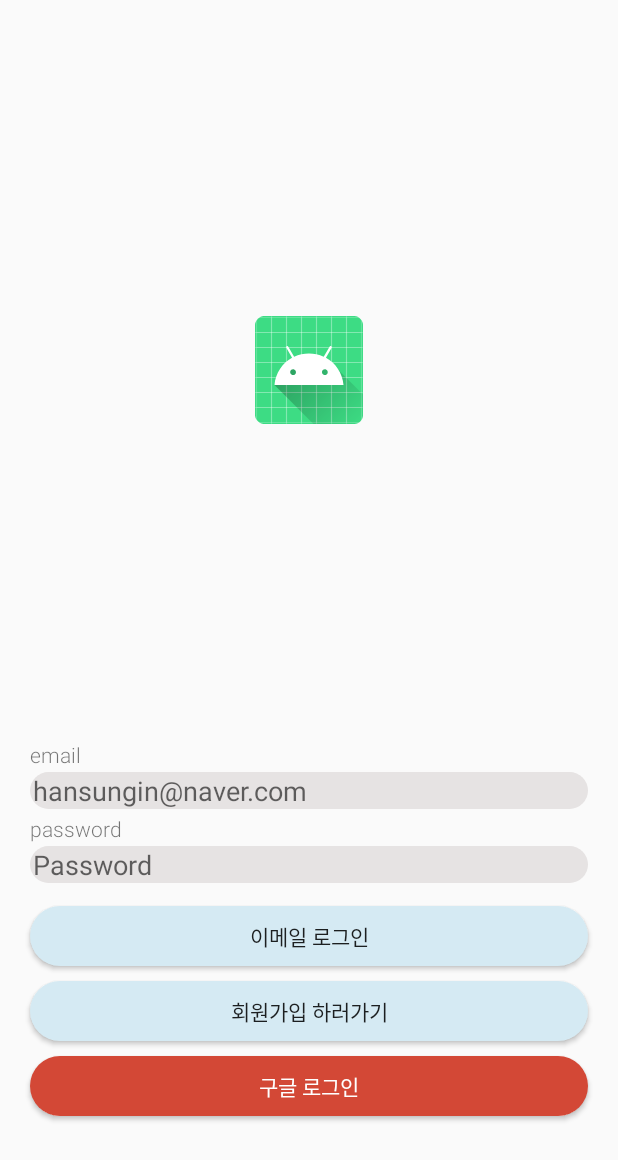
After one commit to 2020CapstoneDesign-Demap/DeMap, an Android app: the layout activity_login.xml on its own in the app's theme, with its tools: preview values and no code run, on a phone screen of 412 x 824 dp. The commit adds this screen. Shown: the top 1160 px of the screen. Run offline under Robolectric (Android 15) with nearby library versions, the phone set to English and light mode, and no system bars.

Commit message:
login di, ui 구현

```diff
--- a/app/src/main/java/kr/ac/hansung/demap/di/presenterModule.kt
+++ b/app/src/main/java/kr/ac/hansung/demap/di/presenterModule.kt
@@ -1,7 +1,11 @@
 package kr.ac.hansung.demap.di
 
+import kr.ac.hansung.demap.ui.login.LoginContract
+import kr.ac.hansung.demap.ui.login.LoginPresenter
 import org.koin.dsl.module
 
 val presenterModule = module {
 
+    factory<LoginContract.Presenter> { (view: LoginContract.View) -> LoginPresenter(view, get()) }
+
 }
--- /dev/null
+++ b/app/src/main/res/drawable/background_btn_google.xml
@@ -0,0 +1,11 @@
+<?xml version="1.0" encoding="utf-8"?>
+<shape xmlns:android="http://schemas.android.com/apk/res/android"
+    android:padding="10dp"
+    android:shape="rectangle">
+    <solid android:color="#D34836" />
+    <corners
+        android:bottomLeftRadius="24dp"
+        android:bottomRightRadius="24dp"
+        android:topLeftRadius="24dp"
+        android:topRightRadius="24dp" />
+</shape>
--- /dev/null
+++ b/app/src/main/res/drawable/background_btn_round.xml
@@ -0,0 +1,11 @@
+<?xml version="1.0" encoding="utf-8"?>
+<shape xmlns:android="http://schemas.android.com/apk/res/android"
+    android:padding="10dp"
+    android:shape="rectangle">
+    <solid android:color="@color/colorEmailBtn" />
+    <corners
+        android:bottomLeftRadius="24dp"
+        android:bottomRightRadius="24dp"
+        android:topLeftRadius="24dp"
+        android:topRightRadius="24dp" />
+</shape>
--- /dev/null
+++ b/app/src/main/res/drawable/background_et_round.xml
@@ -0,0 +1,11 @@
+<?xml version="1.0" encoding="utf-8"?>
+<shape xmlns:android="http://schemas.android.com/apk/res/android"
+    android:padding="10dp"
+    android:shape="rectangle">
+    <solid android:color="#E6E3E3" />
+    <corners
+        android:bottomLeftRadius="24dp"
+        android:bottomRightRadius="24dp"
+        android:topLeftRadius="24dp"
+        android:topRightRadius="24dp" />
+</shape>
--- /dev/null
+++ b/app/src/main/res/layout/activity_login.xml
@@ -0,0 +1,127 @@
+<?xml version="1.0" encoding="utf-8"?>
+<layout xmlns:android="http://schemas.android.com/apk/res/android"
+    xmlns:app="http://schemas.android.com/apk/res-auto"
+    xmlns:tools="http://schemas.android.com/tools">
+
+    <data>
+
+        <variable
+            name="activity"
+            type="kr.ac.hansung.demap.ui.login.LoginActivity" />
+
+        <variable
+            name="presenter"
+            type="kr.ac.hansung.demap.ui.login.LoginPresenter" />
+    </data>
+
+    <androidx.constraintlayout.widget.ConstraintLayout
+
+        android:layout_width="match_parent"
+        android:layout_height="match_parent"
+        tools:context=".ui.login.LoginActivity">
+
+        <ImageView
+            android:layout_width="match_parent"
+            android:layout_height="wrap_content"
+            android:scaleType="centerInside"
+            android:src="@mipmap/ic_launcher"
+            app:layout_constraintBottom_toTopOf="@id/ll_login"
+            app:layout_constraintTop_toTopOf="parent" />
+
+        <LinearLayout
+            android:id="@+id/ll_login"
+            android:layout_width="match_parent"
+            android:layout_height="wrap_content"
+            android:orientation="vertical"
+            app:layout_constraintBottom_toBottomOf="parent">
+
+
+            <TextView
+                android:layout_width="wrap_content"
+                android:layout_height="wrap_content"
+                android:layout_marginStart="20dp"
+                android:layout_marginBottom="2dp"
+                android:fontFamily="sans-serif-light"
+                android:text="email" />
+
+            <EditText
+                android:id="@+id/et_email"
+                android:layout_width="match_parent"
+                android:layout_height="wrap_content"
+                android:layout_marginStart="20dp"
+                android:layout_marginEnd="20dp"
+                android:layout_marginBottom="3dp"
+                android:background="@drawable/background_et_round"
+                android:hint="@string/hint_email"
+                android:paddingStart="2dp"
+                android:text="@={presenter._email}" />
+
+            <TextView
+                android:layout_width="wrap_content"
+                android:layout_height="wrap_content"
+                android:layout_marginStart="20dp"
+                android:layout_marginBottom="2dp"
+                android:fontFamily="sans-serif-light"
+                android:text="password" />
+
+            <EditText
+                android:id="@+id/et_password"
+                android:layout_width="match_parent"
+                android:layout_height="wrap_content"
+                android:layout_marginStart="20dp"
+                android:layout_marginEnd="20dp"
+                android:background="@drawable/background_et_round"
+                android:hint="Password"
+                android:inputType="textPassword"
+                android:paddingStart="2dp"
+                android:text="@={presenter._password}" />
+
+            <Button
+                android:id="@+id/btn_email_login"
+                android:layout_width="match_parent"
+                android:layout_height="40dp"
+                android:layout_marginLeft="20dp"
+                android:layout_marginTop="15dp"
+                android:layout_marginRight="20dp"
+                android:layout_marginBottom="10dp"
+                android:background="@drawable/background_btn_round"
+                android:onClick="@{() -> activity.emailLogin()}"
+                android:text="@string/signin_email" />
+
+            <Button
+                android:id="@+id/btn_email_signup"
+                android:layout_width="match_parent"
+                android:layout_height="40dp"
+                android:layout_marginLeft="20dp"
+                android:layout_marginRight="20dp"
+                android:layout_marginBottom="10dp"
+                android:background="@drawable/background_btn_round"
+                android:onClick="@{() -> activity.goToSignup()}"
+                android:text="@string/go_signup_email" />
+
+
+            <Button
+                android:id="@+id/btn_google_login"
+                android:layout_width="match_parent"
+                android:layout_height="40dp"
+                android:layout_marginLeft="20dp"
+                android:layout_marginRight="20dp"
+                android:layout_marginBottom="80dp"
+                android:background="@drawable/background_btn_google"
+                android:onClick="@{()-> activity.googleLogin()}"
+                android:text="@string/signin_google"
+                android:textColor="@color/colorWhite" />
+
+            <ProgressBar
+                android:id="@+id/pb_loading"
+                android:layout_width="0dp"
+                android:layout_height="0dp"
+                android:visibility="gone"
+                app:layout_constraintBottom_toBottomOf="parent"
+                app:layout_constraintEnd_toEndOf="parent"
+                app:layout_constraintStart_toStartOf="parent"
+                app:layout_constraintTop_toTopOf="parent" />
+
+        </LinearLayout>
+    </androidx.constraintlayout.widget.ConstraintLayout>
+</layout>
--- a/app/src/main/res/values/colors.xml
+++ b/app/src/main/res/values/colors.xml
@@ -3,4 +3,9 @@
     <color name="colorPrimary">#6200EE</color>
     <color name="colorPrimaryDark">#3700B3</color>
     <color name="colorAccent">#03DAC5</color>
+    <color name="colorWhite">#FFFFFF</color>
+
+
+    <color name="colorGoogleSignIn">#d34836</color>
+    <color name="colorEmailBtn">#D5EAF3</color>
 </resources>
--- a/app/src/main/res/values/strings.xml
+++ b/app/src/main/res/values/strings.xml
@@ -1,3 +1,11 @@
 <resources>
     <string name="app_name">DeMap</string>
+
+    <!--login-->
+    <string name="signin_google">구글 로그인</string>
+    <string name="signin_email">이메일 로그인</string>
+    <string name="go_signup_email">회원가입 하러가기</string>
+    <string name="signup_email">가입하기</string>
+    <string name="hint_email">hansungin@naver.com</string>
+
 </resources>
```
Also changed, not shown: app/src/main/java/kr/ac/hansung/demap/ui/login/LoginActivity.kt (added, +114 -0 lines), app/src/main/java/kr/ac/hansung/demap/ui/login/LoginContract.kt (added, +24 -0 lines), app/src/main/java/kr/ac/hansung/demap/ui/login/LoginPresenter.kt (added, +87 -0 lines).
